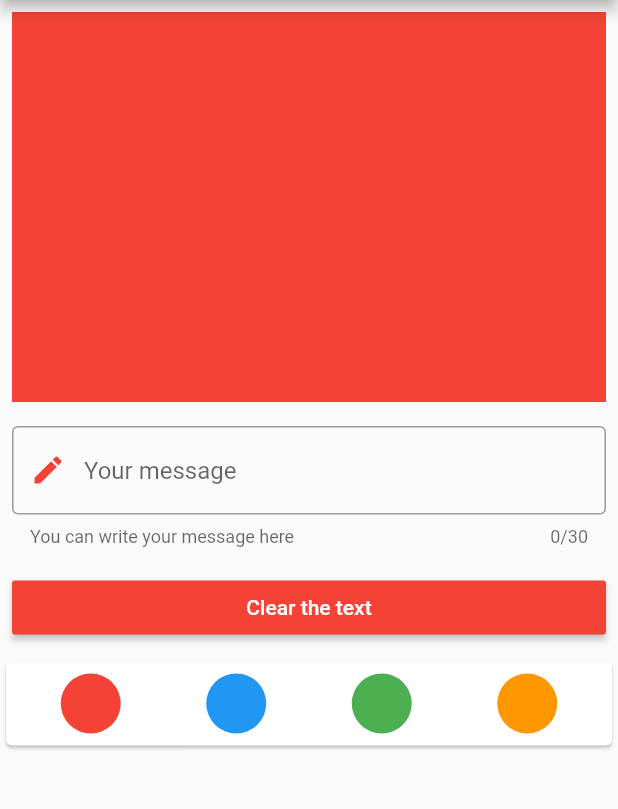
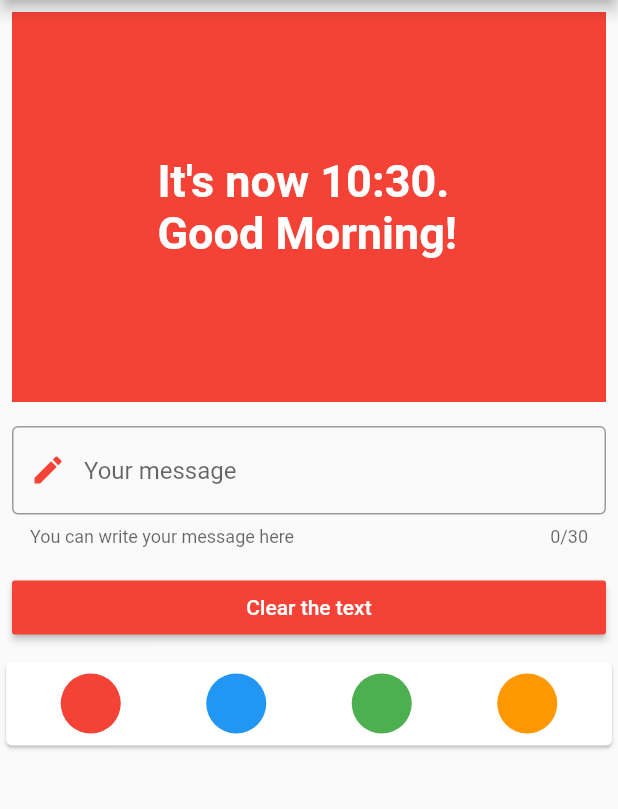
Before and after one commit to poudelmadhav/messagecardapp, a Flutter app: the screen it shows after launch, on a phone screen of 412 x 824 dp, the part 84-893 px from its top. Run offline on Flutter 3.47's test engine with Material 2 defaults, Android fonts, the phone set to English and light mode, and no system bars; Roboto replaces fonts that are missing (cursive).

Commit message:
greeting with time and showing time added on loading app

```diff
--- a/lib/main.dart
+++ b/lib/main.dart
@@ -22,7 +22,24 @@ class HomePage extends StatefulWidget {
 }
 
 class _HomePageState extends State<HomePage> {
-  String message = "";
+  static String greet() {
+    String greet;
+    DateTime now = DateTime.now();
+    int hour = now.hour;
+    int minute = now.minute;
+    if (hour < 12) {
+      greet = "Good Morning!";
+    } else if (hour < 18) {
+      greet = "Good Afternoon!";
+    } else {
+      greet = "Good Evening!";
+    }
+    String minutes = (minute < 10 ? "0" + minute.toString() : minute.toString());
+
+    return "It's now " + hour.toString() + ":" + minutes + ". \n" + greet;
+  }
+
+  String message = greet();
   Color themeColor = Colors.red;
   TextEditingController controller = TextEditingController();
 
```
